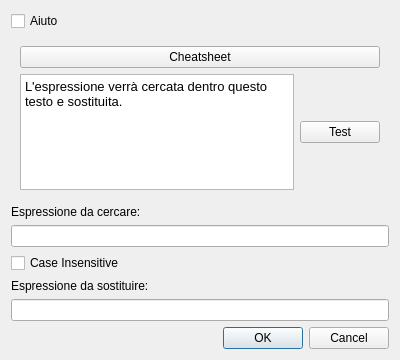
Before: the Qt Designer form forms/regex_replace.ui in zorbaproject/Bran, drawn with Qt 5.
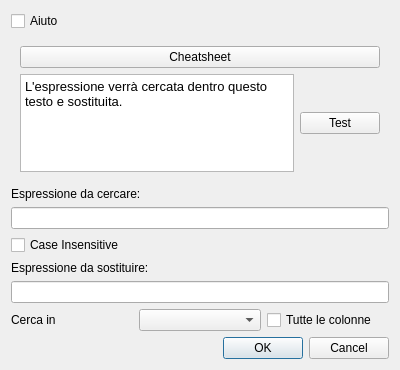
After: the same form once the commit is applied.

```diff
--- a/forms/regex_replace.ui
+++ b/forms/regex_replace.ui
@@ -7,7 +7,7 @@
     <x>0</x>
     <y>0</y>
     <width>400</width>
-    <height>360</height>
+    <height>370</height>
    </rect>
   </property>
   <property name="windowTitle">
@@ -83,6 +83,27 @@
    <item>
     <widget class="QLineEdit" name="dest"/>
    </item>
+   <item>
+    <layout class="QHBoxLayout" name="horizontalLayout_2">
+     <item>
+      <widget class="QLabel" name="label_3">
+       <property name="text">
+        <string>Cerca in</string>
+       </property>
+      </widget>
+     </item>
+     <item>
+      <widget class="QComboBox" name="colcombo"/>
+     </item>
+     <item>
+      <widget class="QCheckBox" name="colcheck">
+       <property name="text">
+        <string>Tutte le colonne</string>
+       </property>
+      </widget>
+     </item>
+    </layout>
+   </item>
    <item>
     <widget class="QDialogButtonBox" name="buttonBox">
      <property name="orientation">
```
